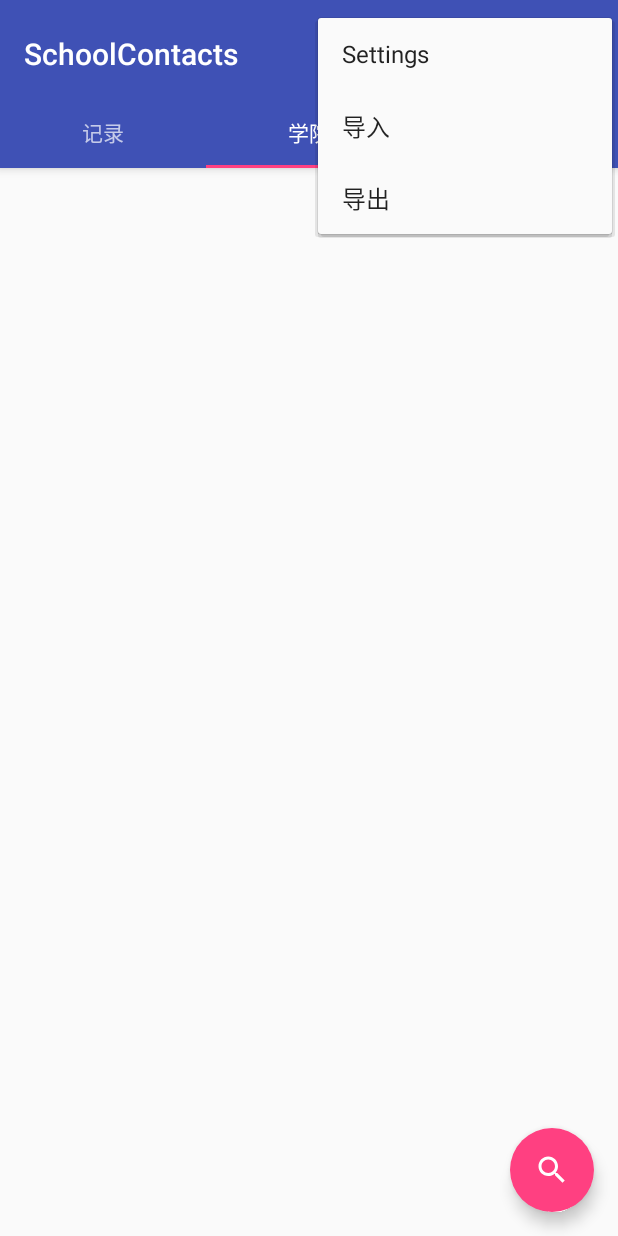
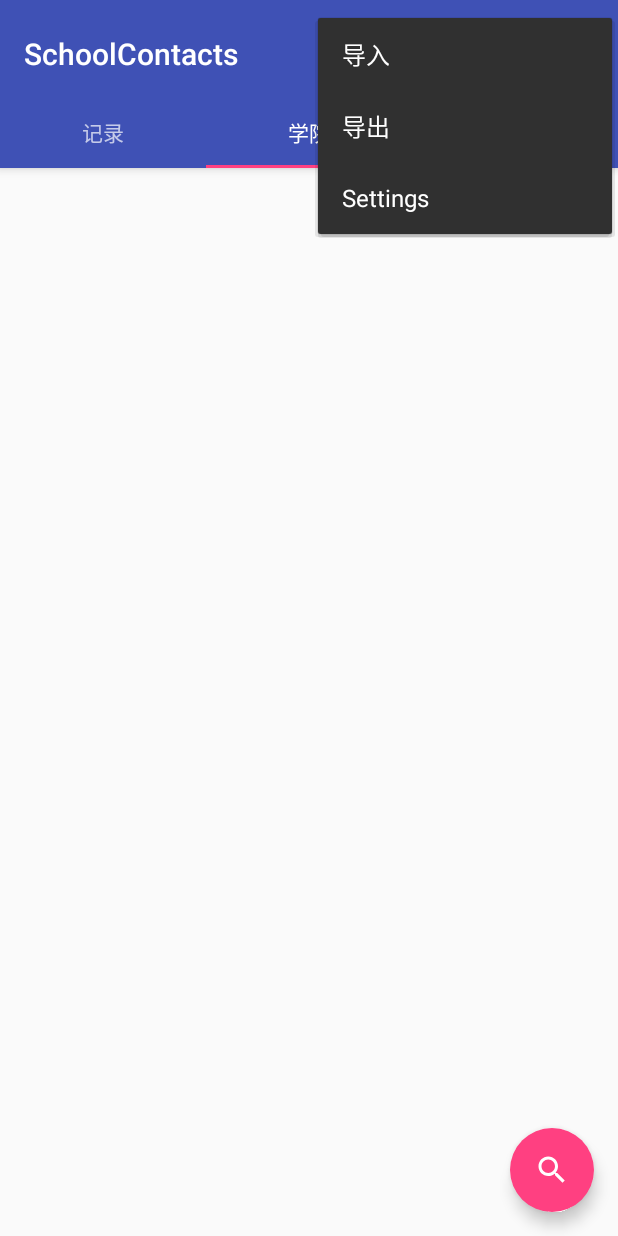
Before and after one commit to rorschach/SchoolContact, an Android app: the screen it shows after launch (HomeActivity), with the options menu open, on a phone screen of 412 x 824 dp. Run offline under Robolectric (Android 15) with nearby library versions, the phone set to English and light mode, and no system bars; our stand-ins replace ButterKnife; libraries missing offline, so code that uses them is left out: com.raizlabs.android, com.simplecityapps.recyclerview_fastscroll, hugo.weaving, net.danlew.android, rx.android.schedulers and 2 more; plain views replace FastScrollRecyclerView; 10 statements that could not run were skipped.

Commit message:
fix searchview crash

```diff
--- a/app/build.gradle
+++ b/app/build.gradle
@@ -41,6 +41,11 @@ dependencies {
     compile 'io.reactivex:rxandroid:1.1.0'
     compile 'io.reactivex:rxjava:1.1.0'
 
+    compile 'com.jakewharton.rxbinding:rxbinding:0.4.0'
+    compile 'com.jakewharton.rxbinding:rxbinding-appcompat-v7:0.4.0'
+    compile 'com.jakewharton.rxbinding:rxbinding-design:0.4.0'
+    compile 'com.jakewharton.rxbinding:rxbinding-recyclerview-v7:0.4.0'
+
     compile 'com.jakewharton:butterknife:7.0.1'
 
     compile 'net.danlew:android.joda:2.9.1'
--- a/app/src/main/AndroidManifest.xml
+++ b/app/src/main/AndroidManifest.xml
@@ -2,7 +2,7 @@
 <manifest package="me.rorschach.schoolcontacts"
           xmlns:android="http://schemas.android.com/apk/res/android">
 
-    <uses-permission android:name="android.permission.READ_EXTERNAL_STORAGE" />
+    <uses-permission android:name="android.permission.READ_EXTERNAL_STORAGE"/>
 
     <application
         android:name=".MyApplication"
@@ -30,6 +30,8 @@
                 android:name="android.support.PARENT_ACTIVITY"
                 android:value="me.rorschach.schoolcontacts.home.HomeActivity"/>
         </activity>
+        <activity android:name=".contacts.ContactsActivity">
+        </activity>
     </application>
 
 </manifest>
--- a/app/src/main/res/layout/activity_home.xml
+++ b/app/src/main/res/layout/activity_home.xml
@@ -25,8 +25,7 @@
             android:id="@+id/toolbar"
             android:layout_width="match_parent"
             android:layout_height="?attr/actionBarSize"
-            android:background="?attr/colorPrimary"
-            app:popupTheme="@style/AppTheme.PopupOverlay">
+            android:background="?attr/colorPrimary">
 
         </android.support.v7.widget.Toolbar>
 
--- a/app/src/main/res/layout/activity_search.xml
+++ b/app/src/main/res/layout/activity_search.xml
@@ -19,8 +19,7 @@
             android:id="@+id/toolbar"
             android:layout_width="match_parent"
             android:layout_height="?attr/actionBarSize"
-            android:background="?attr/colorPrimary"
-            app:popupTheme="@style/AppTheme.PopupOverlay"/>
+            android:background="?attr/colorPrimary"/>
 
     </android.support.design.widget.AppBarLayout>
 
--- a/app/src/main/res/menu/menu_home.xml
+++ b/app/src/main/res/menu/menu_home.xml
@@ -1,10 +1,26 @@
 <menu xmlns:android="http://schemas.android.com/apk/res/android"
-      xmlns:app="http://schemas.android.com/apk/res-auto"
-      xmlns:tools="http://schemas.android.com/tools"
-      tools:context=".home.HomeActivity">
+      xmlns:app="http://schemas.android.com/apk/res-auto">
+
+    <item
+        android:id="@+id/action_search"
+        android:icon="@drawable/ic_search_white_24dp"
+        android:orderInCategory="100"
+        android:title="search"
+        app:showAsAction="ifRoom"/>
+
+    <item
+        android:id="@+id/action_update"
+        android:title="导入"
+        app:showAsAction="never"/>
+
+    <item
+        android:id="@+id/action_export"
+        android:title="导出"
+        app:showAsAction="never"/>
+
     <item
         android:id="@+id/action_settings"
-        android:orderInCategory="100"
         android:title="@string/action_settings"
         app:showAsAction="never"/>
+
 </menu>
--- a/app/src/main/res/menu/menu_search.xml
+++ b/app/src/main/res/menu/menu_search.xml
@@ -1,26 +1,11 @@
 <menu xmlns:android="http://schemas.android.com/apk/res/android"
-      xmlns:app="http://schemas.android.com/apk/res-auto"
-      xmlns:tools="http://schemas.android.com/tools"
-      tools:context=".search.SearchActivity">
+      xmlns:app="http://schemas.android.com/apk/res-auto">
 
     <item
         android:id="@+id/action_search"
         android:icon="@drawable/ic_search_white_24dp"
-        android:title="搜索"
-        app:showAsAction="ifRoom|collapseActionView"/>
-
-    <item
-        android:id="@+id/action_settings"
-        android:title="@string/action_settings"
-        app:showAsAction="never"/>
-
-    <item
-        android:id="@+id/action_update"
-        android:title="导入"
-        app:showAsAction="never"/>
-
-    <item
-        android:id="@+id/action_export"
-        android:title="导出"
-        app:showAsAction="never"/>
+        android:orderInCategory="100"
+        android:title="search"
+        app:actionViewClass="android.support.v7.widget.SearchView"
+        app:showAsAction="always|collapseActionView"/>
 </menu>
--- a/app/src/main/res/values/strings.xml
+++ b/app/src/main/res/values/strings.xml
@@ -3,7 +3,8 @@
     <string name="action_settings">Settings</string>
     <string name="section_format">Hello World from section: %1$d</string>
 
-    <!-- TODO: Remove or change this placeholder text -->
-    <string name="hello_blank_fragment">Hello blank fragment</string>
     <string name="title_activity_search">SearchActivity</string>
+
+    <string name="search_hint">请输入姓名或电话号码</string>
+
 </resources>
```
Also changed, not shown: app/src/main/java/me/rorschach/schoolcontacts/contacts/ContactsActivity.java (added, +15 -0 lines), app/src/main/java/me/rorschach/schoolcontacts/home/HomeActivity.java (+37 -11 lines), app/src/main/java/me/rorschach/schoolcontacts/search/SearchActivity.java (+76 -22 lines), app/src/main/java/me/rorschach/schoolcontacts/search/SearchPresenter.java (+11 -4 lines), app/src/main/java/me/rorschach/schoolcontacts/util/TextUtil.java (added, +42 -0 lines), app/src/main/res/layout/activity_contacts.xml (added, +13 -0 lines), app/src/main/res/layout/item_result.xml (added, +14 -0 lines), 1 other file.
